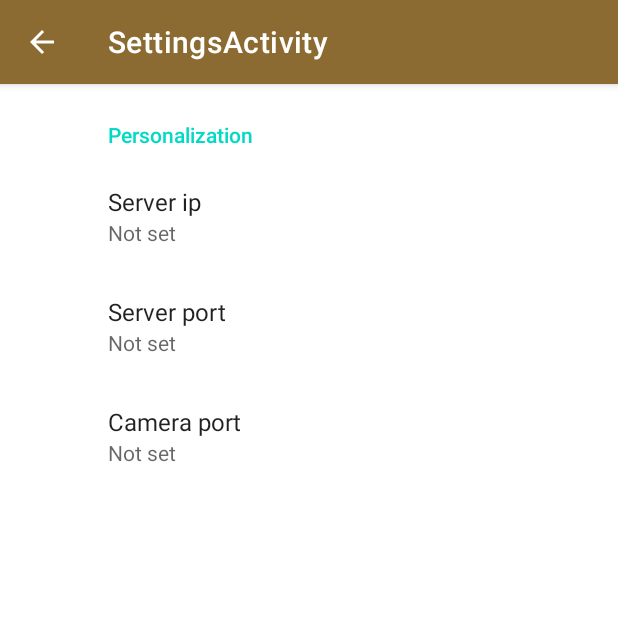
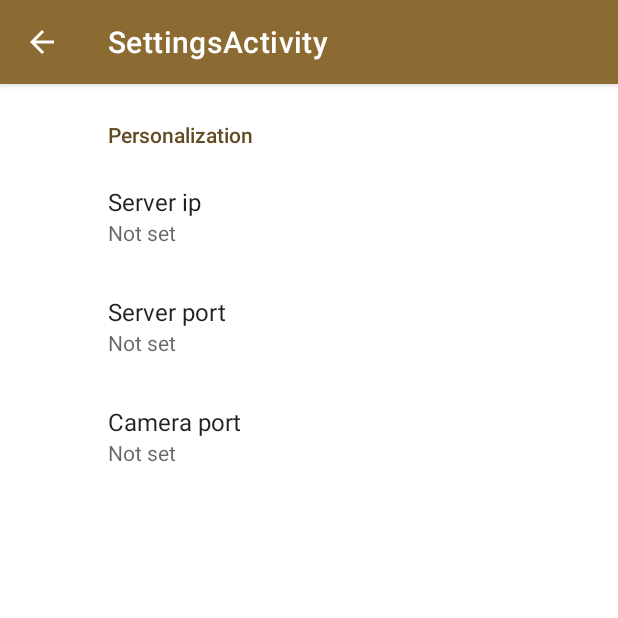
Before and after one commit to amardaus/MouseTrap, an Android app: the screen it shows after launch (SettingsActivity), in the options menu, after a tap on "Settings", on a phone screen of 412 x 824 dp, the top half of it. Run offline under Robolectric (Android 15) with nearby library versions, the phone set to English and light mode, and no system bars; our stand-ins replace androidx.preference, navigation-ui.

Commit message:
Color in dark theme & icon round

```diff
--- a/Client/MouseDetection/app/src/main/AndroidManifest.xml
+++ b/Client/MouseDetection/app/src/main/AndroidManifest.xml
@@ -7,9 +7,9 @@
 
     <application
         android:allowBackup="true"
-        android:icon="@mipmap/ic_mouse_round"
+        android:icon="@mipmap/ic_mouse"
         android:label="@string/app_name"
-        android:roundIcon="@mipmap/ic_launcher_round"
+        android:roundIcon="@mipmap/ic_mouse_round"
         android:supportsRtl="true"
         android:theme="@style/Theme.MouseDetection"
         android:usesCleartextTraffic="true">
--- a/Client/MouseDetection/app/src/main/res/values-night/themes.xml
+++ b/Client/MouseDetection/app/src/main/res/values-night/themes.xml
@@ -2,12 +2,12 @@
     <!-- Base application theme. -->
     <style name="Theme.MouseDetection" parent="Theme.MaterialComponents.DayNight.DarkActionBar">
         <!-- Primary brand color. -->
-        <item name="colorPrimary">@color/purple_200</item>
-        <item name="colorPrimaryVariant">@color/purple_700</item>
-        <item name="colorOnPrimary">@color/black</item>
+        <item name="colorPrimary">@color/primary</item>
+        <item name="colorPrimaryVariant">@color/primary_dark</item>
+        <item name="colorOnPrimary">@color/white</item>
         <!-- Secondary brand color. -->
-        <item name="colorSecondary">@color/teal_200</item>
-        <item name="colorSecondaryVariant">@color/teal_200</item>
+        <item name="colorSecondary">@color/primary</item>
+        <item name="colorSecondaryVariant">@color/primary_dark</item>
         <item name="colorOnSecondary">@color/black</item>
         <!-- Status bar color. -->
         <item name="android:statusBarColor" tools:targetApi="l">?attr/colorPrimaryVariant</item>
--- a/Client/MouseDetection/app/src/main/res/values/themes.xml
+++ b/Client/MouseDetection/app/src/main/res/values/themes.xml
@@ -6,8 +6,8 @@
         <item name="colorPrimaryVariant">@color/primary_dark</item>
         <item name="colorOnPrimary">@color/white</item>
         <!-- Secondary brand color. -->
-        <item name="colorSecondary">@color/teal_200</item>
-        <item name="colorSecondaryVariant">@color/teal_700</item>
+        <item name="colorSecondary">@color/primary_dark</item>
+        <item name="colorSecondaryVariant">@color/primary</item>
         <item name="colorOnSecondary">@color/black</item>
         <!-- Status bar color. -->
         <item name="android:statusBarColor" tools:targetApi="l">?attr/colorPrimaryVariant</item>
```
